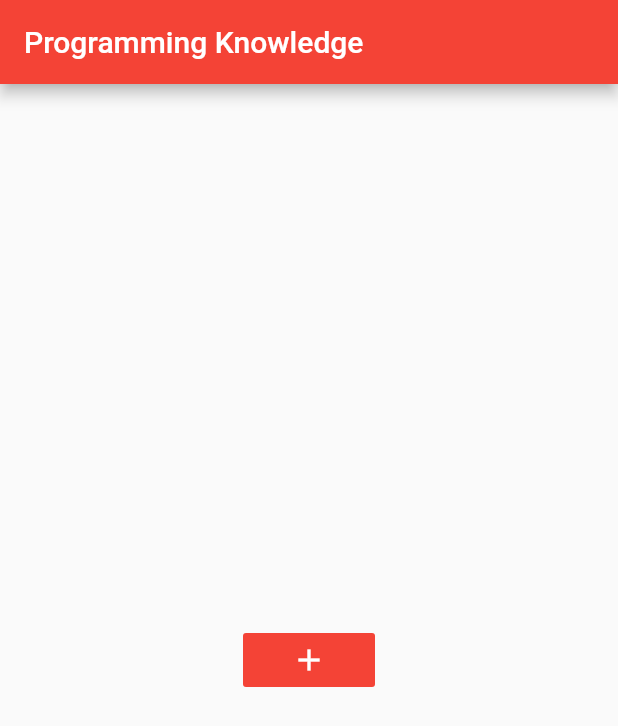
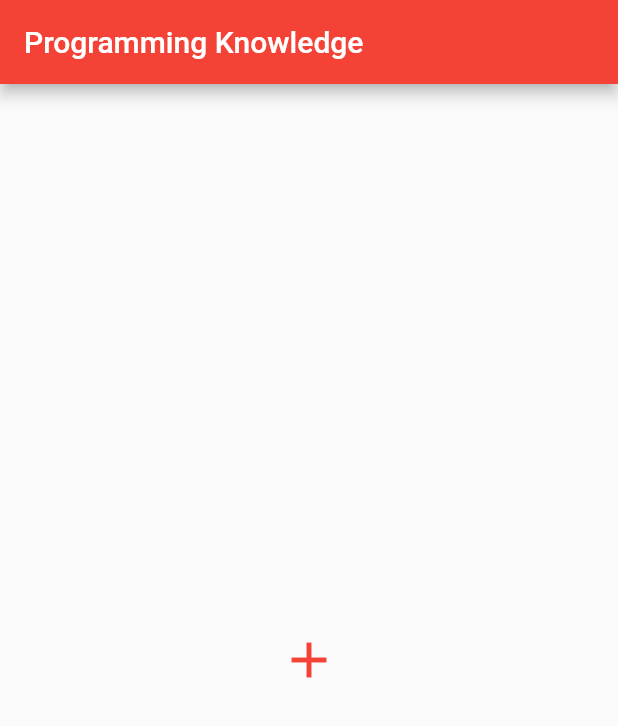
Before and after one commit to paradigm-lab/FlutterApps, a Flutter app: the screen it shows after launch, on a phone screen of 412 x 824 dp. Shown: the top 726 px of the screen. Run offline on Flutter 3.47's test engine with Material 2 defaults, Android fonts, the phone set to English and light mode, and no system bars; our stand-ins replace toast.

Commit message:
Exploring more about the button and the icon

```diff
--- a/lib/my_home_app.dart
+++ b/lib/my_home_app.dart
@@ -11,7 +11,7 @@ class MyHomeApp extends StatefulWidget {
 class _MyHomeAppState extends State<MyHomeApp> {
 
   void buttonAction(String name) {
-    print("Button pressed " + name);
+    print("Button pressed by the " + name);
   }
 
   @override
@@ -22,10 +22,50 @@ class _MyHomeAppState extends State<MyHomeApp> {
         backgroundColor: Colors.red,
       ),
 
+
+    body: Center (
+      child: IconButton(icon: Icon(Icons.add),
+        onPressed: () => print("Button pressed"),
+        color: Colors.red,
+        iconSize: 40.0,
+        splashColor: Colors.green,
+        padding: EdgeInsets.all(20.0),
+        tooltip: 'Description of the button',
+
+      ),
+    ),
+
+
+      /*
+      body: Center(
+          child: OutlineButton(
+            onPressed: () => print("Outline button pressed"),
+            child: const Icon(Icons.add),
+            borderSide: const BorderSide(
+                color: Colors.red,
+                width: 5.0,
+                style: BorderStyle.solid
+            ),
+          )
+      ),
+
+
+      body: const Center(
+        child: RaisedButton(
+          onPressed: null,
+          child: Icon(Icons.add),
+          color: Colors.red,
+          colorBrightness: Brightness.dark,
+          elevation: 10,
+          disabledColor: Colors.cyan,
+        ),
+      ),
+
+
       body: Center(
         child: FlatButton(
-          child: Icon(Icons.add),
-          onPressed: () => buttonAction("collins"),
+          child: const Icon(Icons.add),
+          onPressed: () => buttonAction("Paradigm"),
           color: Colors.red,
           colorBrightness: Brightness.dark,
           disabledColor: Colors.cyan,
@@ -33,7 +73,7 @@ class _MyHomeAppState extends State<MyHomeApp> {
         ),
       ),
 
-      /*
+
       body: Center(child: RichText(text: const TextSpan(
           text: "Programming",
           style: TextStyle(color: Colors.cyan, fontSize: 15,),
```
